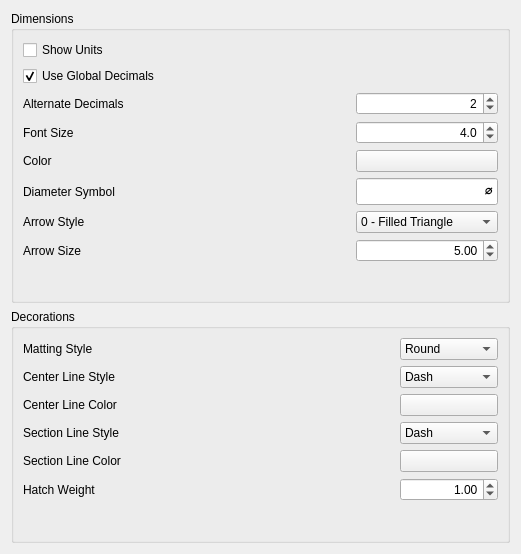
Qt form src/Mod/TechDraw/Gui/DlgPrefsTechDraw2.ui (berndhahnebach/All_FreeCAD) before a commit.
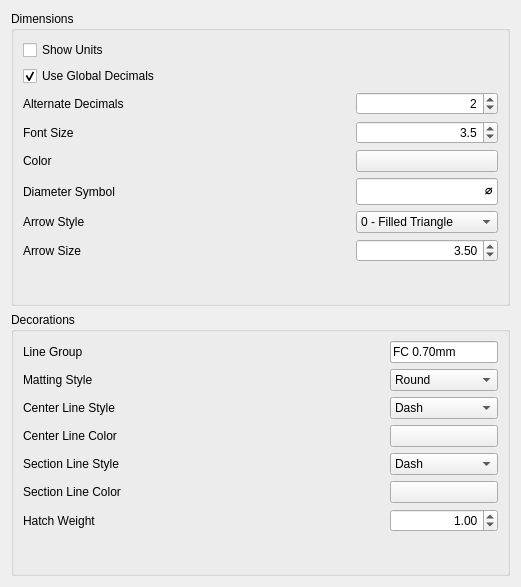
The same form after that commit. Icons and pictures are not drawn. Custom widgets are drawn as their Qt base class.

Commit message:
Implement LineGroups for default weights
- Add ability to control default weight for visible,
  hidden and decorative lines from a configuration
  file. Diffent sets of defaults can be specified as
  a preference.

Diff of the .ui file:
```diff
--- a/src/Mod/TechDraw/Gui/DlgPrefsTechDraw2.ui
+++ b/src/Mod/TechDraw/Gui/DlgPrefsTechDraw2.ui
@@ -7,7 +7,7 @@
     <x>0</x>
     <y>0</y>
     <width>521</width>
-    <height>554</height>
+    <height>587</height>
    </rect>
   </property>
   <property name="windowTitle">
@@ -94,7 +94,7 @@
            <number>1</number>
           </property>
           <property name="value">
-           <double>4.000000000000000</double>
+           <double>3.500000000000000</double>
           </property>
           <property name="prefEntry" stdset="0">
            <cstring>FontSize</cstring>
@@ -254,7 +254,7 @@
            <set>Qt::AlignRight|Qt::AlignTrailing|Qt::AlignVCenter</set>
           </property>
           <property name="value">
-           <double>5.000000000000000</double>
+           <double>3.500000000000000</double>
           </property>
           <property name="prefEntry" stdset="0">
            <cstring>ArrowSize</cstring>
@@ -290,7 +290,7 @@
      <layout class="QGridLayout" name="gridLayout_3">
       <item row="0" column="0">
        <layout class="QGridLayout" name="gridLayout_2" columnstretch="1,0,0">
-        <item row="0" column="2">
+        <item row="1" column="2">
          <widget class="Gui::PrefComboBox" name="pcbMatting">
           <property name="prefEntry" stdset="0">
            <cstring>MattingStyle</cstring>
@@ -310,28 +310,28 @@
           </item>
          </widget>
         </item>
-        <item row="3" column="0">
+        <item row="4" column="0">
          <widget class="QLabel" name="label_6">
           <property name="text">
            <string>Section Line Style</string>
           </property>
          </widget>
         </item>
-        <item row="1" column="0">
+        <item row="2" column="0">
          <widget class="QLabel" name="label_4">
           <property name="text">
            <string>Center Line Style</string>
           </property>
          </widget>
         </item>
-        <item row="0" column="0">
+        <item row="1" column="0">
          <widget class="QLabel" name="label">
           <property name="text">
            <string>Matting Style</string>
           </property>
          </widget>
         </item>
-        <item row="2" column="2">
+        <item row="3" column="2">
          <widget class="Gui::PrefColorButton" name="colCenterLine">
           <property name="color">
            <color>
@@ -348,7 +348,7 @@
           </property>
          </widget>
         </item>
-        <item row="1" column="2">
+        <item row="2" column="2">
          <widget class="Gui::PrefComboBox" name="pcbCenterStyle">
           <property name="currentIndex">
            <number>2</number>
@@ -391,7 +391,7 @@
           </item>
          </widget>
         </item>
-        <item row="3" column="2">
+        <item row="4" column="2">
          <widget class="Gui::PrefComboBox" name="pcbSectionStyle">
           <property name="currentIndex">
            <number>2</number>
@@ -434,21 +434,21 @@
           </item>
          </widget>
         </item>
-        <item row="2" column="0">
+        <item row="3" column="0">
          <widget class="QLabel" name="label_5">
           <property name="text">
            <string>Center Line Color</string>
           </property>
          </widget>
         </item>
-        <item row="4" column="0">
+        <item row="5" column="0">
          <widget class="QLabel" name="label_7">
           <property name="text">
            <string>Section Line Color</string>
           </property>
          </widget>
         </item>
-        <item row="4" column="2">
+        <item row="5" column="2">
          <widget class="Gui::PrefColorButton" name="colSectionLine">
           <property name="color">
            <color>
@@ -465,7 +465,7 @@
           </property>
          </widget>
         </item>
-        <item row="1" column="1">
+        <item row="2" column="1">
          <spacer name="horizontalSpacer_2">
           <property name="orientation">
            <enum>Qt::Horizontal</enum>
@@ -478,7 +478,7 @@
           </property>
          </spacer>
         </item>
-        <item row="5" column="0">
+        <item row="6" column="0">
          <widget class="QLabel" name="label_10">
           <property name="toolTip">
            <string>Default weight for GeomHatch lines</string>
@@ -488,7 +488,7 @@
           </property>
          </widget>
         </item>
-        <item row="5" column="2">
+        <item row="6" column="2">
          <widget class="Gui::PrefDoubleSpinBox" name="doubleSpinBox">
           <property name="alignment">
            <set>Qt::AlignRight|Qt::AlignTrailing|Qt::AlignVCenter</set>
@@ -504,6 +504,26 @@
           </property>
          </widget>
         </item>
+        <item row="0" column="0">
+         <widget class="QLabel" name="label_13">
+          <property name="text">
+           <string>Line Group </string>
+          </property>
+         </widget>
+        </item>
+        <item row="0" column="2">
+         <widget class="Gui::PrefLineEdit" name="leLineGroup">
+          <property name="text">
+           <string>FC 0.70mm</string>
+          </property>
+          <property name="prefEntry" stdset="0">
+           <cstring>LineGroup</cstring>
+          </property>
+          <property name="prefPath" stdset="0">
+           <cstring>/Mod/TechDraw/Decorations</cstring>
+          </property>
+         </widget>
+        </item>
        </layout>
       </item>
       <item row="1" column="0">
```
The commit also changes 9 other files.
